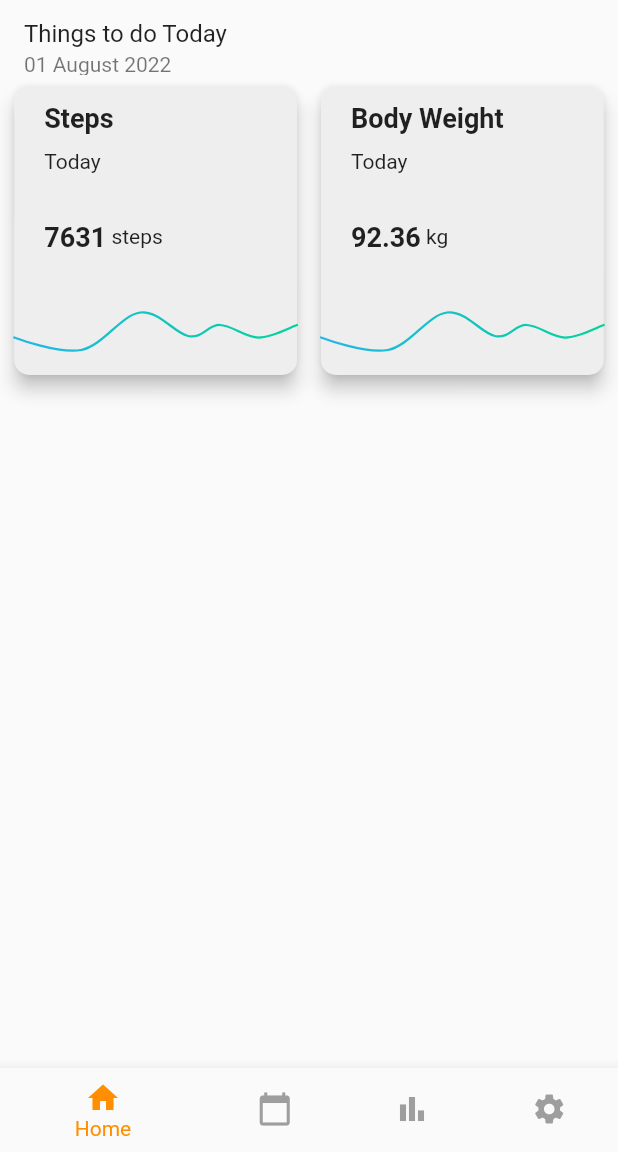
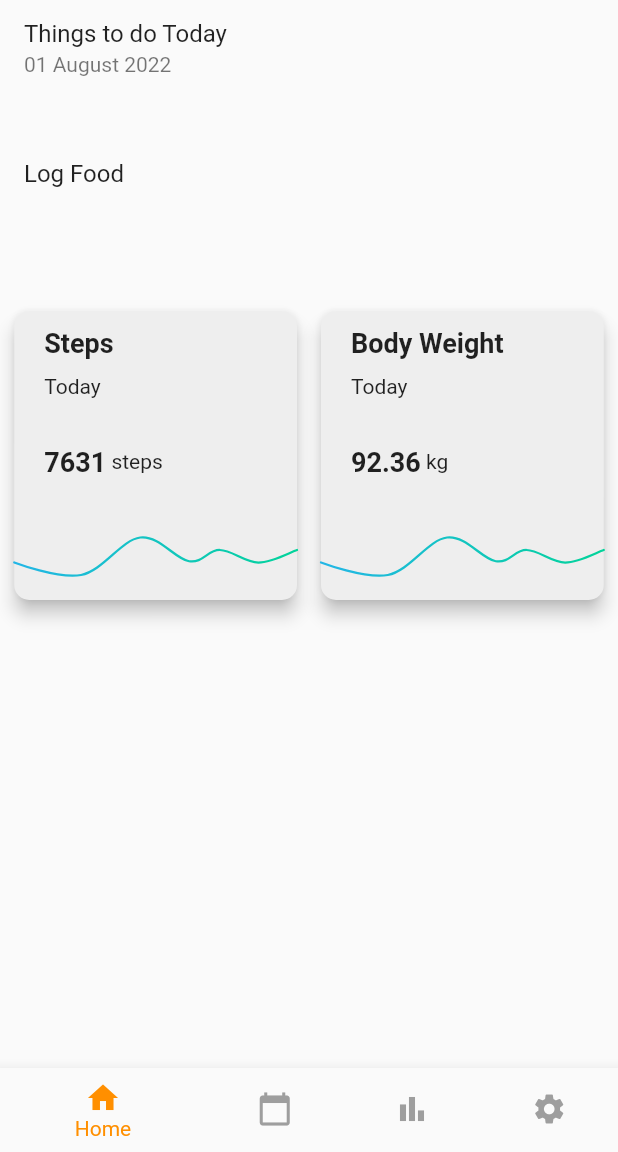
Before and after one commit to MitchStares/omni_fit, a Flutter app: the screen it shows after launch, on a phone screen of 412 x 824 dp, the part 84-1236 px from its top. Run offline on Flutter 3.47's test engine with Material 2 defaults, Android fonts, the light colour scheme and no system bars; drawn by our look-alikes of fl_chart.

Commit message:
Fixed Spacing on Dash & Disabled touch on charts

```diff
--- a/lib/functionality/steps_chart.dart
+++ b/lib/functionality/steps_chart.dart
@@ -171,6 +171,7 @@ class _StepChartState extends State<StepChart> {
           ),
         ),
       ],
+      lineTouchData: LineTouchData(enabled: false),
     );
   }
 }
--- a/lib/screens/dash.dart
+++ b/lib/screens/dash.dart
@@ -34,7 +34,7 @@ class _DashPageState extends State<DashPage> {
         child: Column(
           children: [
             SizedBox(
-              height: 50,
+              height: 150,
               child: ListView(
                 physics:
                     const ScrollPhysics(parent: NeverScrollableScrollPhysics()),
@@ -53,7 +53,7 @@ class _DashPageState extends State<DashPage> {
                     ],
                   ),
                   Row(
-                    children: [
+                    children: const <Widget>[
                       Expanded(
                         child: ListTile(
                           title: Text("Log Food"),
@@ -63,6 +63,9 @@ class _DashPageState extends State<DashPage> {
                   )
                 ],
               ),
+            ),
+            const Padding(
+              padding: EdgeInsets.all(25),
             ),
             Expanded(
               child: GridView.count(
```
